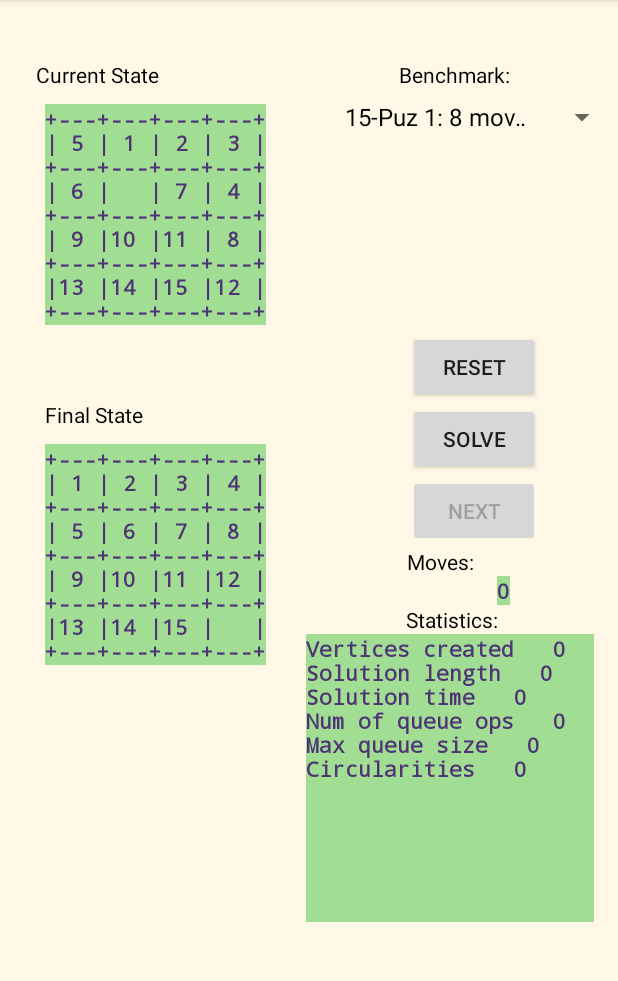
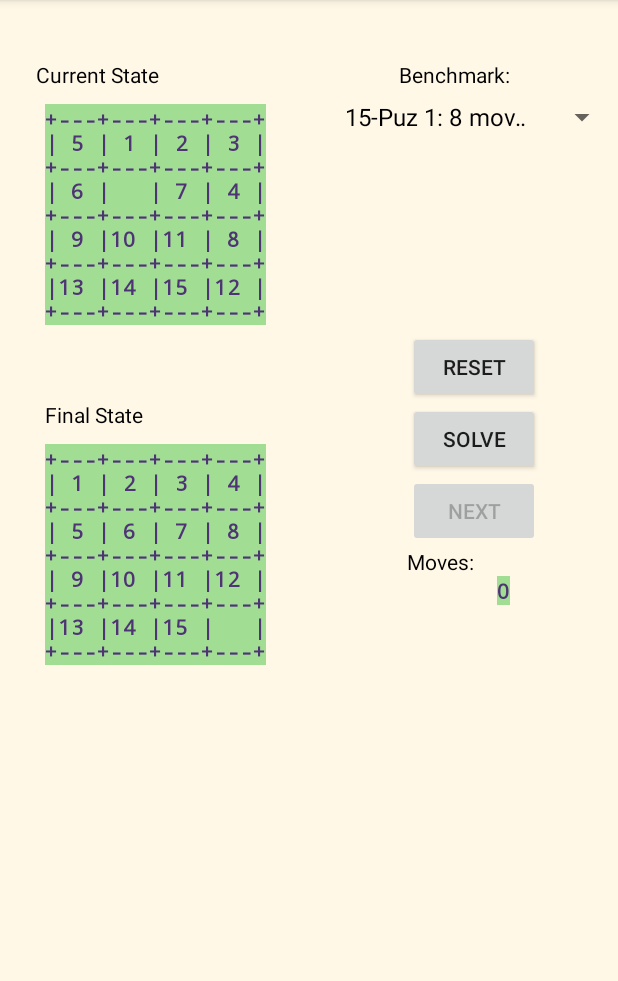
Before and after one commit to viclabV1/Problem-Solver, an Android app: the FifteenProblemActivity screen opened directly, with no data from a screen before it, on a phone screen of 412 x 824 dp, the part 84-1065 px from its top. Run offline under Robolectric (Android 15) with nearby library versions, the phone set to English and light mode, and no system bars.

Commit message:
Removed Statistics Due to Inaccuracies, Updated Debug APK

```diff
--- a/AndroidLab/app/src/main/java/com/example/problemsolver/FifteenProblemActivity.java
+++ b/AndroidLab/app/src/main/java/com/example/problemsolver/FifteenProblemActivity.java
@@ -34,17 +34,17 @@ public class FifteenProblemActivity extends AppCompatActivity {
         finalView = (TextView) findViewById(R.id.FifteenFinalState);
         message = (TextView) findViewById(R.id.fifteensolve_message);
         count = (TextView) findViewById(R.id.FifteenMoveCount);
-        statistics = (TextView) findViewById(R.id.FifteenStatistics);
+        //statistics = (TextView) findViewById(R.id.FifteenStatistics);
         solveAssistant = new SolvingAssistant(problem);
         solver = new AStarSolver(problem);
         next = (Button) findViewById(R.id.FifteenNextButton);
         solveButton = (Button) findViewById(R.id.FifteenSolveButton);
         benchSpinner = (Spinner) findViewById(R.id.fifteenspinner);
         count.setText("0");
-        statistics.setText("No stats yet");
+        //statistics.setText("No stats yet");
         currentView.setText(problem.getInitialState().toString());
         finalView.setText(problem.getFinalState().toString());
-        statistics.setText(solver.getStatistics().toString());
+        //statistics.setText(solver.getStatistics().toString());
         message.setText(" ");
         next.setEnabled(false);
         intCount = 0;
@@ -60,7 +60,7 @@ public class FifteenProblemActivity extends AppCompatActivity {
             next.setEnabled(false);
         }
         currentView.setText(problem.getCurrentState().toString());
-        statistics.setText(solver.getStatistics().toString());
+        //statistics.setText(solver.getStatistics().toString());
     }
 
     public void reset(View view) {
--- a/AndroidLab/app/src/main/res/layout/fifteenproblem_activity.xml
+++ b/AndroidLab/app/src/main/res/layout/fifteenproblem_activity.xml
@@ -105,16 +105,6 @@
         app:layout_constraintTop_toBottomOf="@+id/FifteenMoveCountHeader" />
 
     <TextView
-        android:id="@+id/FifteenStatisticsHeader"
-        style="@style/InstructionStyle"
-        android:layout_width="wrap_content"
-        android:layout_height="wrap_content"
-        android:layout_marginEnd="80dp"
-        android:text="@string/statistics"
-        app:layout_constraintEnd_toEndOf="parent"
-        app:layout_constraintTop_toBottomOf="@+id/FifteenMoveCount" />
-
-    <TextView
         android:id="@+id/FifteenBenchmarkHeader"
         style="@style/InstructionStyle"
         android:layout_width="wrap_content"
@@ -124,16 +114,6 @@
         android:text="@string/benchmark"
         app:layout_constraintEnd_toEndOf="parent"
         app:layout_constraintTop_toTopOf="parent" />
-
-    <TextView
-        android:id="@+id/FifteenStatistics"
-        style="@style/MediumMono"
-        android:layout_width="192dp"
-        android:layout_height="192dp"
-        android:layout_marginEnd="16dp"
-        android:text="TextView"
-        app:layout_constraintEnd_toEndOf="parent"
-        app:layout_constraintTop_toBottomOf="@+id/FifteenStatisticsHeader" />
 
     <Spinner
         android:id="@+id/fifteenspinner"
```
Also changed, not shown: AndroidLab/app/src/main/java/com/example/problemsolver/FWGCProblemActivity.java (+4 -4 lines), AndroidLab/app/src/main/java/com/example/problemsolver/PuzzleProblemActivity.java (+4 -4 lines), AndroidLab/app/src/main/res/layout/fwgcproblem_activity.xml (+0 -20 lines), AndroidLab/app/src/main/res/layout/puzzleproblem_activity.xml (+0 -20 lines), 1 other file.
